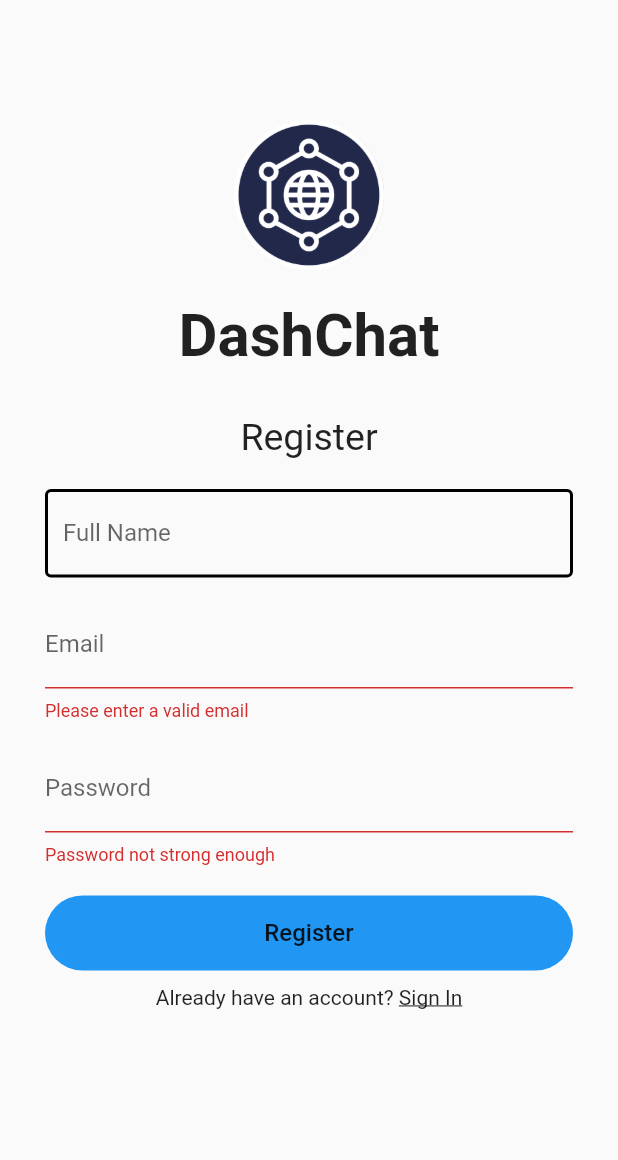
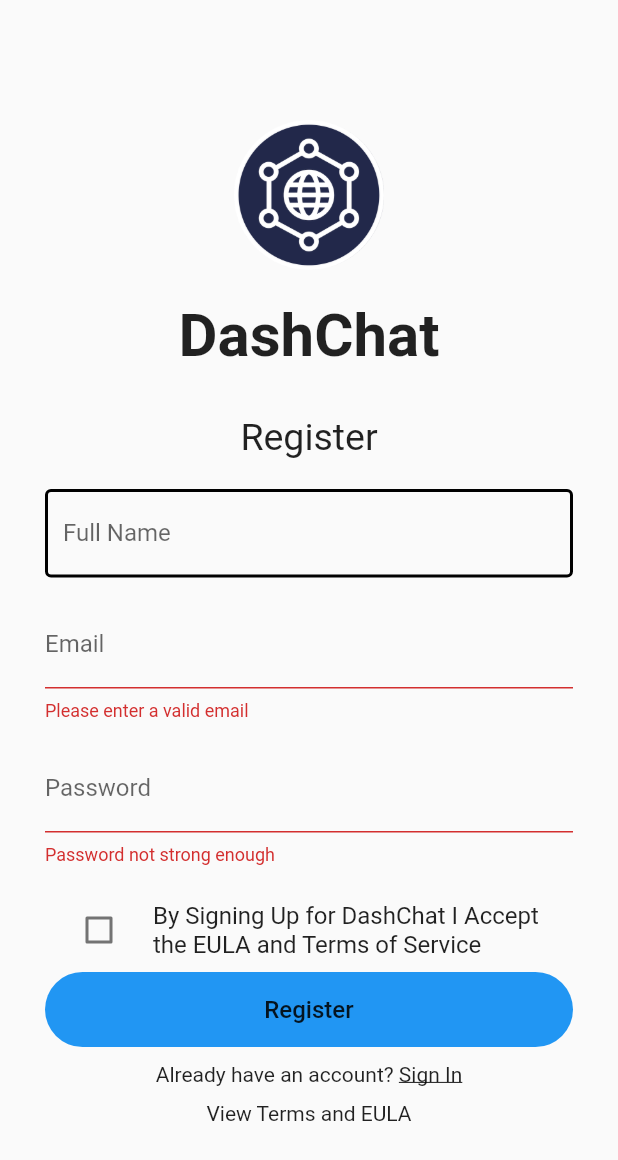
Before and after one commit to itskpalusa/chat-dart, a Flutter app: the RegistrationScreen screen opened directly, after a tap on "Register", on a phone screen of 412 x 824 dp. Shown: the top 1160 px of the screen. Run offline on Flutter 3.47's test engine with Material 2 defaults, Android fonts, the phone set to English and light mode, and no system bars; our stand-ins replace cloud_firestore, firebase_auth, firebase_core, firebase_messaging, flutter_spinkit, shared_preferences; missing offline and left inert: apple_sign_in; accounts and stored records are empty.

Commit message:
EULA integration

```diff
--- a/lib/screens/registration_screen.dart
+++ b/lib/screens/registration_screen.dart
@@ -4,7 +4,7 @@ import 'package:chat/helper/helper_functions.dart';
 import 'package:chat/services/auth_services.dart';
 import 'package:chat/constants.dart';
 import 'package:chat/loading.dart';
-
+import 'package:url_launcher/url_launcher.dart';
 import 'home.dart';
 
 class RegistrationScreen extends StatefulWidget {
@@ -20,6 +20,7 @@ class _RegistrationScreenState extends State<RegistrationScreen> {
   final AuthService _auth = AuthService();
   final _formKey = GlobalKey<FormState>();
   bool _isLoading = false;
+  bool acceptedEULAandTerms = false;
 
   // text field state
   String fullName = '';
@@ -27,12 +28,21 @@ class _RegistrationScreenState extends State<RegistrationScreen> {
   String password = '';
   String error = '';
 
+  _launchURL() async {
+    const url = 'https://dashstrap.com/eula';
+    if (await canLaunch(url)) {
+      await launch(url);
+    } else {
+      throw 'Could not launch $url';
+    }
+  }
+
   _onRegister() async {
     if (_formKey.currentState.validate()) {
       setState(() {
         _isLoading = true;
       });
-
+      if (acceptedEULAandTerms) {
         await _auth
             .registerWithEmailAndPassword(fullName, email, password)
             .then((result) async {
@@ -42,7 +52,8 @@ class _RegistrationScreenState extends State<RegistrationScreen> {
             await HelperFunctions.saveUserNameSharedPreference(fullName);
 
             print("Registered");
-          await HelperFunctions.getUserLoggedInSharedPreference().then((value) {
+            await HelperFunctions.getUserLoggedInSharedPreference()
+                .then((value) {
               print("Logged in: $value");
             });
             await HelperFunctions.getUserEmailSharedPreference().then((value) {
@@ -52,8 +63,8 @@ class _RegistrationScreenState extends State<RegistrationScreen> {
               print("Full Name: $value");
             });
 
-          Navigator.of(context)
-              .pushReplacement(MaterialPageRoute(builder: (context) => Home()));
+            Navigator.of(context).pushReplacement(
+                MaterialPageRoute(builder: (context) => Home()));
           } else {
             setState(() {
               error = 'Error while registering the user!';
@@ -61,6 +72,12 @@ class _RegistrationScreenState extends State<RegistrationScreen> {
             });
           }
         });
+      } else {
+        setState(() {
+          error = 'Error while registering the user!';
+          _isLoading = false;
+        });
+      }
     }
   }
 
@@ -132,7 +149,19 @@ class _RegistrationScreenState extends State<RegistrationScreen> {
                               });
                             },
                           ),
-                          SizedBox(height: 20.0),
+                          SizedBox(height: 15.0),
+                          CheckboxListTile(
+                            title: Text(
+                                "By Signing Up for DashChat I Accept the EULA and Terms of Service"),
+                            value: acceptedEULAandTerms,
+                            onChanged: (newValue) {
+                              setState(() {
+                                acceptedEULAandTerms = newValue;
+                              });
+                            },
+                            controlAffinity: ListTileControlAffinity
+                                .leading, //  <-- leading Checkbox
+                          ),
                           SizedBox(
                             width: double.infinity,
                             height: 50.0,
@@ -166,6 +195,11 @@ class _RegistrationScreenState extends State<RegistrationScreen> {
                             ),
                           ),
                           SizedBox(height: 10.0),
+                          GestureDetector(
+                            onTap: _launchURL,
+                            child: Text('View Terms and EULA'),
+                          ),
+                          SizedBox(height: 20.0),
                           Text(error,
                               style:
                                   TextStyle(color: Colors.red, fontSize: 14.0)),
--- a/pubspec.yaml
+++ b/pubspec.yaml
@@ -21,6 +21,8 @@ dependencies:
   firebase_messaging: ^7.0.3
   apple_sign_in: ^0.1.0
   provider: ^4.3.2+2
+  url_launcher: ^5.7.10
+
 
 dev_dependencies:
   flutter_test:
```
Also changed, not shown: pubspec.lock, 1 other file. Lines whose indentation alone changed are shown as unchanged.
